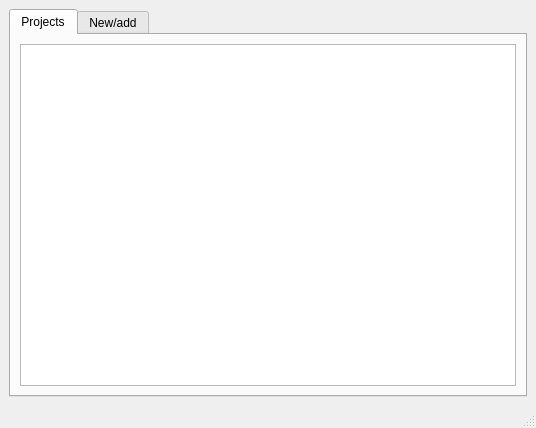
Above: GSMain/Editor/GUI/Windows/ProjectBrowser/ProjectBrowser.ui from GeterosisStudio/GeterosisStudioProjectManager before the change. Below: the same form after it.
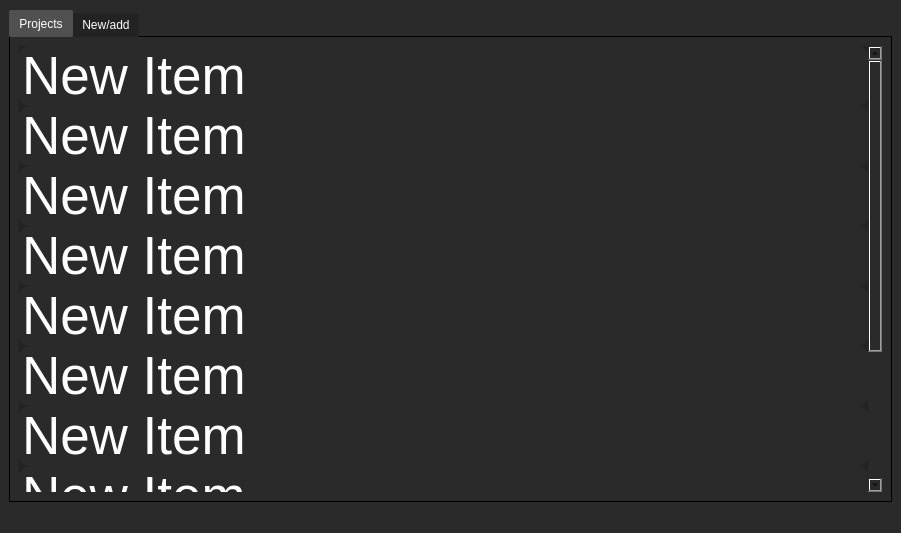
That is the form after the change.

Commit message: -add css in project browser -set project browser window size -add project browser item (not add to project browser window)

Diff of the .ui file:
```diff
--- a/GSMain/Editor/GUI/Windows/ProjectBrowser/ProjectBrowser.ui
+++ b/GSMain/Editor/GUI/Windows/ProjectBrowser/ProjectBrowser.ui
@@ -6,17 +6,68 @@
    <rect>
     <x>0</x>
     <y>0</y>
-    <width>536</width>
-    <height>428</height>
+    <width>901</width>
+    <height>533</height>
    </rect>
   </property>
   <property name="windowTitle">
    <string>GSPM Project browser</string>
   </property>
+  <property name="styleSheet">
+   <string notr="true">	background-color: rgb(42, 42, 42);</string>
+  </property>
   <widget class="QWidget" name="centralwidget">
    <layout class="QVBoxLayout" name="verticalLayout">
     <item>
      <widget class="QTabWidget" name="tabWidget">
+      <property name="styleSheet">
+       <string notr="true">QTabWidget::pane {
+    border: 1px solid black;
+}
+
+QTabWidget::tab-bar:top {
+    top: 1px;
+}
+
+QTabWidget::tab-bar:bottom {
+    bottom: 1px;
+}
+
+QTabWidget::tab-bar:left {
+    right: 1px;
+}
+
+QTabWidget::tab-bar:right {
+    left: 1px;
+}
+
+QTabBar::tab {
+	background-color: rgb(42, 42, 42);
+	color: rgb(255, 255, 255);
+	border-radius: 2px;
+}
+
+QTabBar::tab:selected {
+	background-color: rgb(80, 80, 80);
+	color: rgb(255, 255, 255);
+	border-radius: 2px;
+}
+
+QTabBar::tab:top:!selected {
+    background-color: rgb(35, 35, 35);
+    margin-top: 3px;
+}
+
+QTabBar::tab:bottom:!selected {
+    margin-bottom: 3px;
+}
+
+QTabBar::tab:top, QTabBar::tab:bottom {
+    min-width: 8ex;
+    margin-right: -1px;
+    padding: 5px 10px 5px 10px;
+}</string>
+      </property>
       <property name="currentIndex">
        <number>0</number>
       </property>
@@ -26,7 +77,122 @@
        </attribute>
        <layout class="QHBoxLayout" name="horizontalLayout_2">
         <item>
-         <widget class="QListWidget" name="project_list_widget"/>
+         <widget class="QListWidget" name="project_list_widget">
+          <property name="sizeIncrement">
+           <size>
+            <width>0</width>
+            <height>0</height>
+           </size>
+          </property>
+          <property name="font">
+           <font>
+            <pointsize>40</pointsize>
+           </font>
+          </property>
+          <property name="toolTip">
+           <string/>
+          </property>
+          <property name="styleSheet">
+           <string notr="true">QListWidget{
+	background-color: rgb(35, 35, 35);
+	color: rgb(255, 255, 255);
+	border-radius: 2px;
+}
+QListWidget::item{
+	background-color: rgb(42, 42, 42);
+	color: rgb(255, 255, 255);
+	border-radius: 10px;
+}
+QListWidget::item:selected {
+	background-color: rgb(80, 80, 80);
+
+}
+QListWidget::item:pressed {
+	background-color: rgb(10, 10, 10);
+
+}</string>
+          </property>
+          <property name="lineWidth">
+           <number>1</number>
+          </property>
+          <property name="sizeAdjustPolicy">
+           <enum>QAbstractScrollArea::AdjustIgnored</enum>
+          </property>
+          <property name="tabKeyNavigation">
+           <bool>false</bool>
+          </property>
+          <property name="dragDropMode">
+           <enum>QAbstractItemView::NoDragDrop</enum>
+          </property>
+          <property name="alternatingRowColors">
+           <bool>false</bool>
+          </property>
+          <property name="selectionMode">
+           <enum>QAbstractItemView::ExtendedSelection</enum>
+          </property>
+          <property name="layoutMode">
+           <enum>QListView::SinglePass</enum>
+          </property>
+          <property name="spacing">
+           <number>2</number>
+          </property>
+          <property name="currentRow">
+           <number>-1</number>
+          </property>
+          <property name="sortingEnabled">
+           <bool>true</bool>
+          </property>
+          <item>
+           <property name="text">
+            <string>New Item</string>
+           </property>
+          </item>
+          <item>
+           <property name="text">
+            <string>New Item</string>
+           </property>
+          </item>
+          <item>
+           <property name="text">
+            <string>New Item</string>
+           </property>
+          </item>
+          <item>
+           <property name="text">
+            <string>New Item</string>
+           </property>
+          </item>
+          <item>
+           <property name="text">
+            <string>New Item</string>
+           </property>
+          </item>
+          <item>
+           <property name="text">
+            <string>New Item</string>
+           </property>
+          </item>
+          <item>
+           <property name="text">
+            <string>New Item</string>
+           </property>
+          </item>
+          <item>
+           <property name="text">
+            <string>New Item</string>
+           </property>
+          </item>
+          <item>
+           <property name="text">
+            <string>New Item</string>
+           </property>
+          </item>
+          <item>
+           <property name="text">
+            <string>sdfss</string>
+           </property>
+          </item>
+         </widget>
         </item>
        </layout>
       </widget>
```
Left out of the diff: 2 changed lines with no effect on the pictures. The commit also changes 3 other files.
